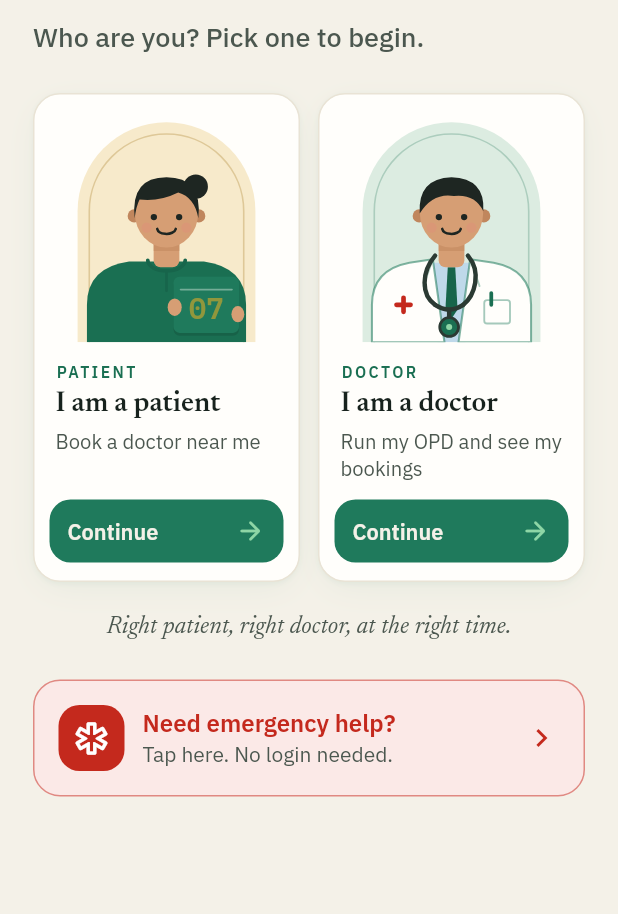
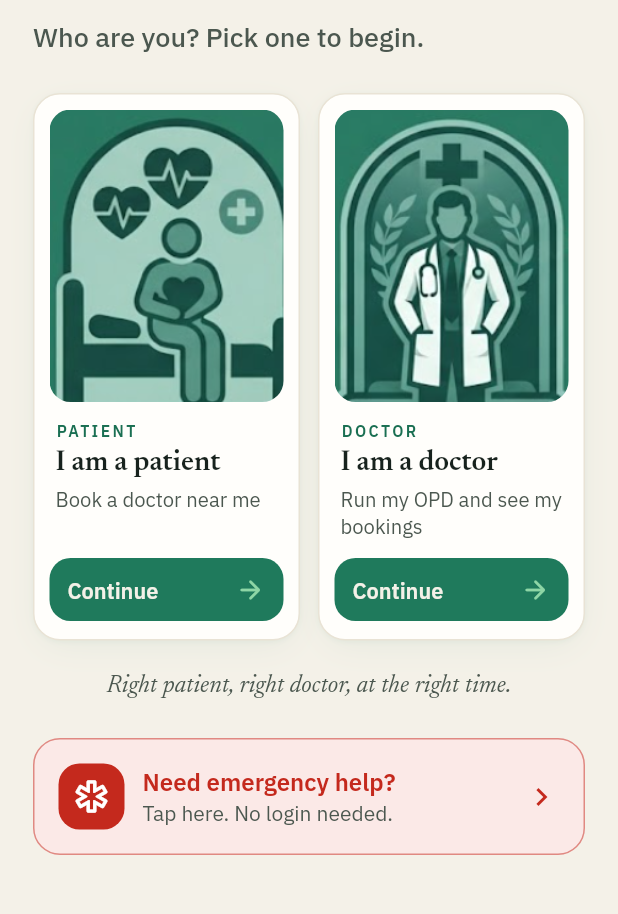
Before and after one commit to Ashok-Dd/opflow-app, a Flutter app: the WhoScreen screen opened by its route, on a phone screen of 412 x 824 dp, the part 306-1220 px from its top. Run offline on Flutter 3.47's test engine with Material 3 defaults, Android fonts, the phone set to English and light mode, and no system bars; drawn by our look-alikes of flutter_animate; our stand-ins replace firebase_core, firebase_messaging, flutter_local_notifications, flutter_riverpod, flutter_secure_storage, geocoding and 6 more; missing offline and left inert: dart:js_interop, razorpay_flutter; accounts and stored records are empty.

Commit message:
Welcome screen: the user's own doctor and patient pictures
- assets/roles/doctor.png and patient.png on the "Who are you?" cards
  (portrait 4:5 boxes); the drawn portraits stay as a fallback
- Trimmed a stray letter off the patient picture's right edge

Co-Authored-By: Claude Opus 5.5 <noreply@anthropic.com>

```diff
--- a/lib/features/start/who.dart
+++ b/lib/features/start/who.dart
@@ -192,16 +192,12 @@ class _RoleCardState extends State<_RoleCard> with SingleTickerProviderStateMixi
               crossAxisAlignment: CrossAxisAlignment.start,
               children: [
                 AspectRatio(
-                  aspectRatio: 1,
+                  aspectRatio: 0.8, // the pictures are portrait (4 : 5)
                   child: ClipRRect(
                     borderRadius: OpRadius.controlAll,
                     child: AnimatedBuilder(
                       animation: _life,
-                      builder: (context, _) {
-                        // A slow breath: the figure rises and settles.
-                        final y = -2.0 * (0.5 - (0.5 - _life.value).abs()) * 2;
-                        return Transform.translate(offset: Offset(0, y), child: widget.art(_life.value));
-                      },
+                      builder: (context, _) => widget.art(_life.value),
                     ),
                   ),
                 ),
--- a/lib/widgets/role_art.dart
+++ b/lib/widgets/role_art.dart
@@ -4,10 +4,9 @@ import 'package:flutter/material.dart';
 
 import '../theme/tokens.dart';
 
-/// Friendly drawn portraits for the "Who are you?" screen: a doctor in a white coat with a stethoscope, and a
-/// patient holding their OPflow token slip. Drawn in code (sharp at any size, in the app's own colours).
-///
-/// [t] (0–1, repeating) gives a little life: the doctor's stethoscope beats, the patient's token glows.
+/// The pictures on the "Who are you?" screen: assets/roles/doctor.png and patient.png (the user's own pictures).
+/// Until a picture file is there, a portrait drawn in code is shown instead (a doctor in a white coat, and a
+/// patient holding their OPflow token slip); [t] (0–1, repeating) gives the drawing a little life.
 class RoleArt extends StatelessWidget {
   const RoleArt.doctor({super.key, this.t = 0}) : doctor = true;
   const RoleArt.patient({super.key, this.t = 0}) : doctor = false;
@@ -17,7 +16,14 @@ class RoleArt extends StatelessWidget {
 
   @override
   Widget build(BuildContext context) {
-    return CustomPaint(painter: doctor ? _DoctorPainter(t) : _PatientPainter(t), size: Size.infinite);
+    return Image.asset(
+      doctor ? 'assets/roles/doctor.png' : 'assets/roles/patient.png',
+      fit: BoxFit.cover,
+      width: double.infinity,
+      height: double.infinity,
+      filterQuality: FilterQuality.medium,
+      errorBuilder: (_, _, _) => CustomPaint(painter: doctor ? _DoctorPainter(t) : _PatientPainter(t), size: Size.infinite),
+    );
   }
 }
 
--- a/pubspec.yaml
+++ b/pubspec.yaml
@@ -71,6 +71,9 @@ dev_dependencies:
 flutter:
   uses-material-design: true
 
+  assets:
+    - assets/roles/
+
   fonts:
     - family: Newsreader
       fonts:
```
Also changed, not shown: assets/roles/doctor.png (added), assets/roles/patient.png (added), 1 other file.
